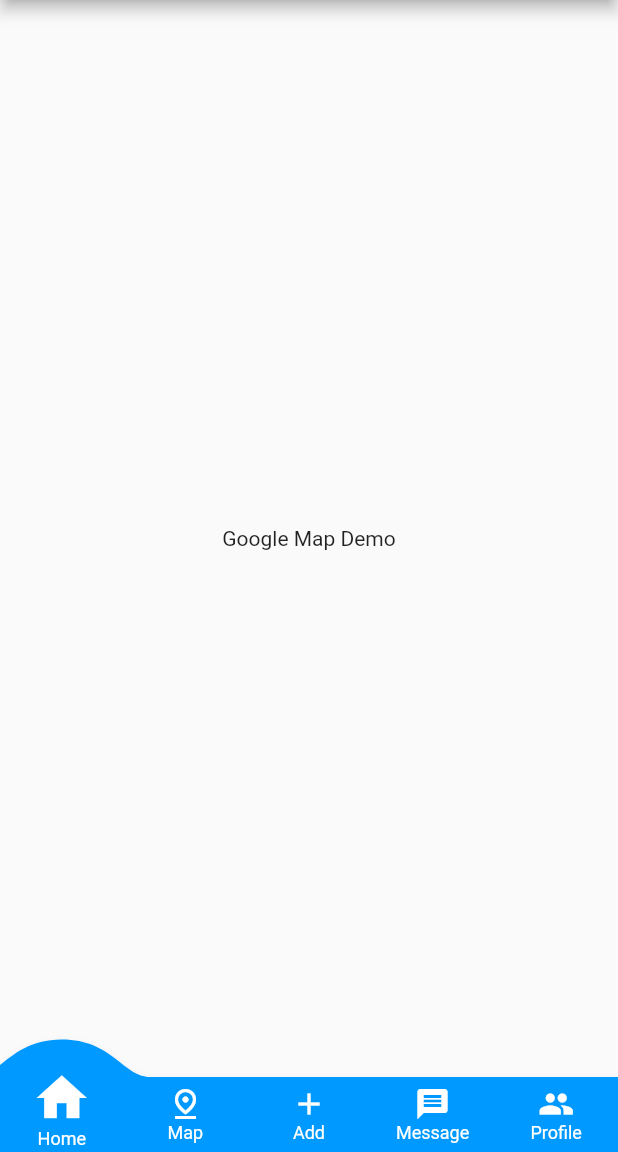
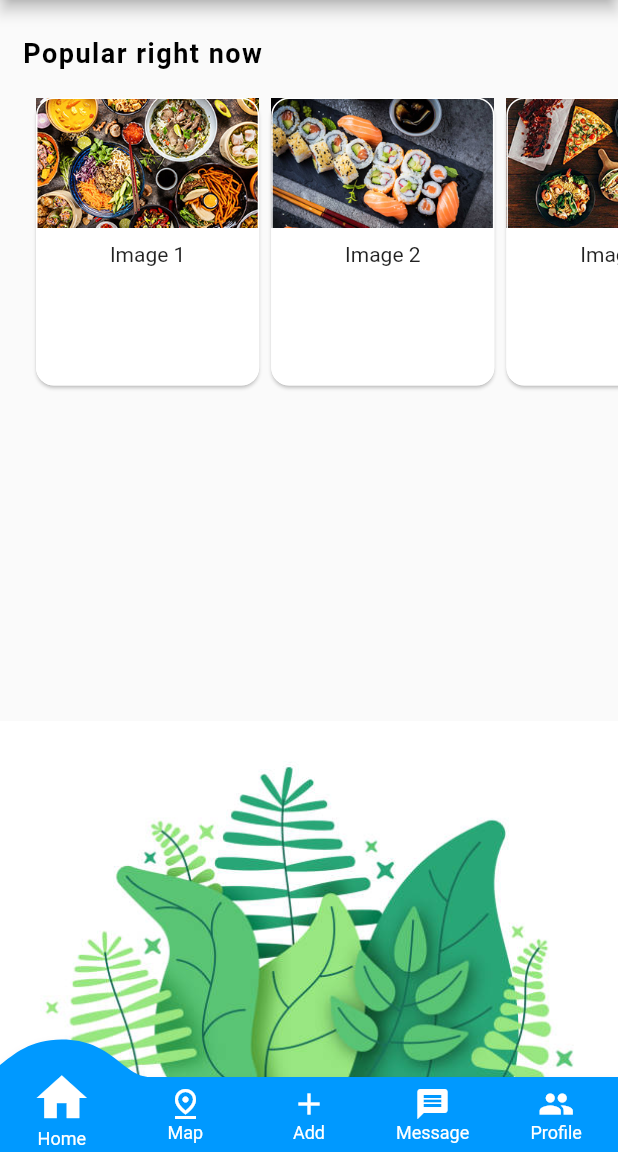
Before and after one commit to PatrikChvojka/My-First-Flutter-App, a Flutter app: the screen it shows after launch, on a phone screen of 412 x 824 dp, the part 84-1236 px from its top. Run offline on Flutter 3.47's test engine with Material 2 defaults, Android fonts, the phone set to English and light mode, and no system bars; drawn by our look-alikes of carousel_slider, convex_bottom_bar; our stand-ins replace bloc, flutter_spinkit, google_maps_flutter; missing offline and left inert: cloud_firestore_web, dart:ffi, firebase_auth_web, firebase_core_web, flutter_polyline_points; accounts and stored records are empty.

Commit message:
Nová apka s mapou 2

```diff
--- a/lib/OLD_FILES/carousel.dart
+++ b/lib/OLD_FILES/carousel.dart
@@ -48,7 +48,6 @@
 
   final _formKey = GlobalKey<FormState>();
   CarouselController buttonCarouselController = CarouselController();
-  final myController = TextEditingController();
 
   @override
   Widget build(BuildContext context) {
--- a/lib/main.dart
+++ b/lib/main.dart
@@ -1,9 +1,7 @@
 import 'package:flutter/material.dart';
-import 'package:flutter_bloc/flutter_bloc.dart';
 import 'package:convex_bottom_bar/convex_bottom_bar.dart';
 import 'presentation/pages/google_map_screen.dart';
-
-//import 'business_logic/blocs/counter_bloc.dart';
+import 'package:carousel_slider/carousel_slider.dart';
 
 void main() {
   runApp(const MyApp());
@@ -60,19 +58,97 @@
     }
   }
 
+  CarouselController buttonCarouselController = CarouselController();
+
+  final List data = [
+    {"title": "Image 1", "url": "lib/assets/food03.jpg"},
+    {"title": "Image 2", "url": "lib/assets/food01.jpg"},
+    {"title": "Image 3", "url": "lib/assets/food02.jpg"},
+    {"title": "Image 4", "url": "lib/assets/food03.jpg"},
+    {"title": "Image 5", "url": "lib/assets/food01.jpg"},
+    {"title": "Image 6", "url": "lib/assets/food02.jpg"},
+  ];
+
   @override
   Widget build(BuildContext context) {
     return Scaffold(
       appBar: AppBar(
         title: Text(widget.title),
       ),
-      body: Center(
+      body: Container(
+        padding: EdgeInsets.fromLTRB(0.0, 0.0, 0.0, 0.0),
+        constraints: const BoxConstraints.expand(),
+        // body background
+        decoration: const BoxDecoration(
+          image: DecorationImage(
+            image: AssetImage("lib/assets/bg2.jpg"),
+            fit: BoxFit.fitWidth,
+            alignment: Alignment.bottomCenter,
+          ),
+        ),
+
+        // slider
         child: Column(
-          mainAxisAlignment: MainAxisAlignment.center,
-          children: <Widget>[
-            const Text(
-              'Google Map Demo',
+          crossAxisAlignment: CrossAxisAlignment.start,
+          children: [
+            const SizedBox(
+              height: 10.0,
             ),
+            Padding(
+              padding: const EdgeInsets.all(15.0),
+              child: const Text(
+                'Popular right now',
+                style: TextStyle(
+                  color: Colors.black,
+                  fontWeight: FontWeight.bold,
+                  letterSpacing: 1.0,
+                  fontSize: 18.0,
+                ),
+              ),
+            ),
+            SingleChildScrollView(
+              padding: EdgeInsets.fromLTRB(20.0, 0.0, 0.0, 0.0),
+              child: Column(
+                crossAxisAlignment: CrossAxisAlignment.start,
+                children: [
+                  CarouselSlider(
+                    options: CarouselOptions(
+                      height: 200.0,
+                      enableInfiniteScroll: false,
+                      padEnds: false,
+                      reverse: false,
+                      initialPage: 0,
+                      viewportFraction: 0.40,
+                      // autoPlay: true,
+                      disableCenter: false,
+                    ),
+                    items: data.map((item) {
+                      return Card(
+                        shape: RoundedRectangleBorder(
+                          side: BorderSide(
+                            color: Theme.of(context).colorScheme.outline,
+                          ),
+                          borderRadius:
+                              const BorderRadius.all(Radius.circular(12)),
+                        ),
+                        child: SizedBox(
+                          child: Center(
+                              child: Column(
+                            children: [
+                              Image.asset(item["url"], fit: BoxFit.cover),
+                              const SizedBox(
+                                height: 10.0,
+                              ),
+                              Text(item["title"]),
+                            ],
+                          )),
+                        ),
+                      );
+                    }).toList(),
+                  ),
+                ],
+              ),
+            )
           ],
         ),
       ),
```
Also changed, not shown: lib/assets/food01.jpg (added), lib/assets/food02.jpg (added), lib/assets/food03.jpg (added), lib/business_logic/flutter_vertical_slider.dart (renamed from lib/OLD_FILES/flutter_vertical_slider.dart).
